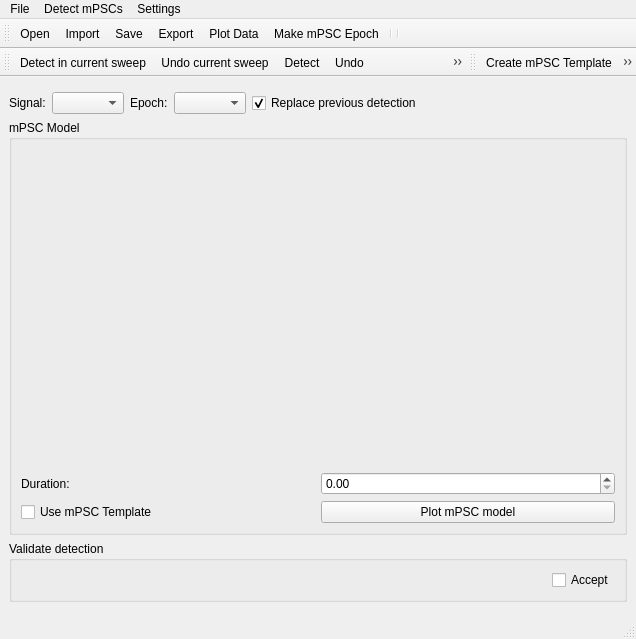
This is ephys/mPSCDetectWindow.ui in ctigaret/scipyen as Qt 5 draws it before an edit. The edited form follows.
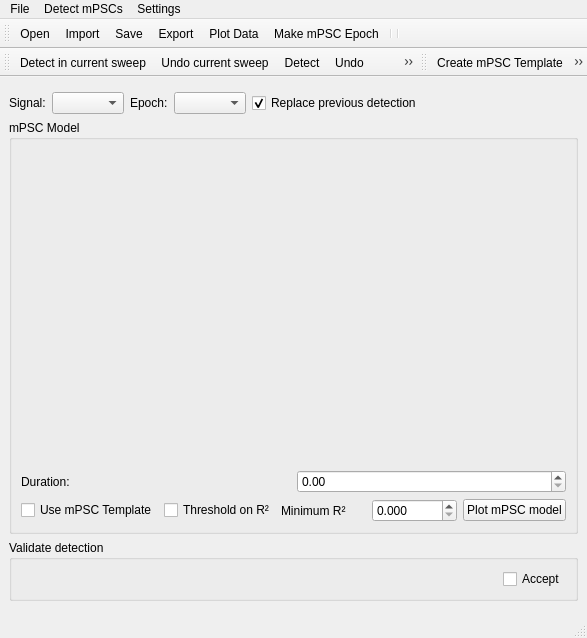
This is the edited form. Icons and pictures are not drawn. Custom widgets are drawn as their Qt base class.

Commit message: Added option to threshold on Rsquared; preiovus accept values are cached

```diff
--- a/ephys/mPSCDetectWindow.ui
+++ b/ephys/mPSCDetectWindow.ui
@@ -7,8 +7,8 @@
    <rect>
     <x>0</x>
     <y>0</y>
-    <width>636</width>
-    <height>639</height>
+    <width>587</width>
+    <height>638</height>
    </rect>
   </property>
   <property name="windowTitle">
@@ -183,6 +183,33 @@
            </property>
           </widget>
          </item>
+         <item>
+          <widget class="QCheckBox" name="rsqThresholdCheckBox">
+           <property name="text">
+            <string>Threshold on R²</string>
+           </property>
+          </widget>
+         </item>
+         <item>
+          <widget class="QLabel" name="rsqThresholdLabel">
+           <property name="text">
+            <string>Minimum R²</string>
+           </property>
+          </widget>
+         </item>
+         <item>
+          <widget class="QDoubleSpinBox" name="rsqThresholdDoubleSpinBox">
+           <property name="decimals">
+            <number>3</number>
+           </property>
+           <property name="maximum">
+            <double>1.000000000000000</double>
+           </property>
+           <property name="stepType">
+            <enum>QAbstractSpinBox::AdaptiveDecimalStepType</enum>
+           </property>
+          </widget>
+         </item>
          <item>
           <widget class="QPushButton" name="plot_mPSCWaveformPushButton">
            <property name="toolTip">
@@ -255,7 +282,7 @@
     <rect>
      <x>0</x>
      <y>0</y>
-     <width>636</width>
+     <width>587</width>
      <height>28</height>
     </rect>
    </property>
```
Left out of the diff: 6 changed lines with no effect on the pictures. The commit also changes 2 other files.
